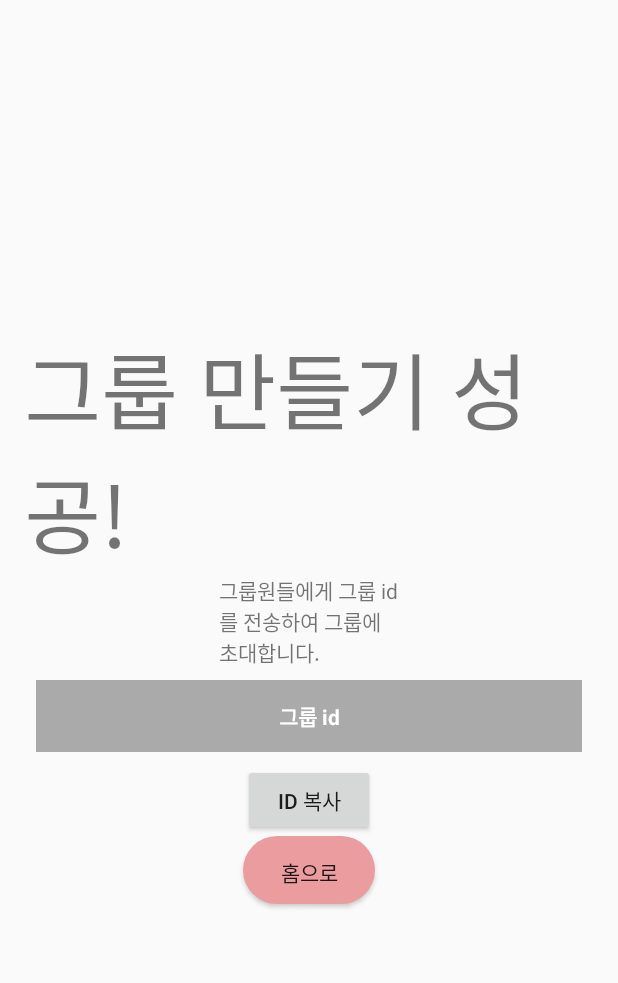
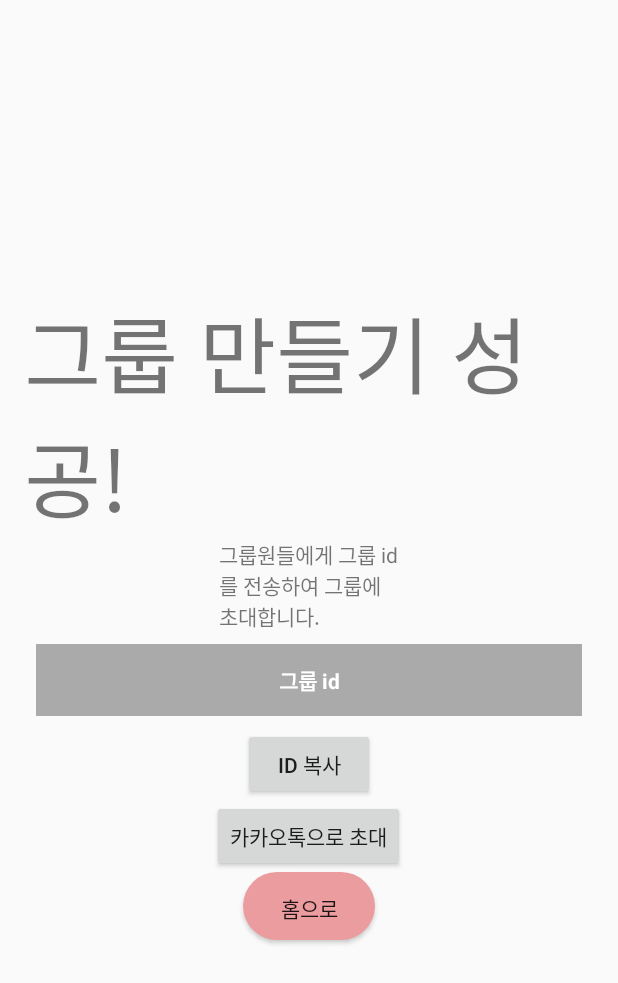
Before and after one commit to sodami/ExGroupV0.1, an Android app: the layout activity_group_invite.xml on its own in the app's theme, with its tools: preview values and no code run, on a phone screen of 412 x 824 dp. Shown: the top 983 px of the screen. Run offline under Robolectric (Android 15) with nearby library versions, the phone set to English and light mode, and no system bars.

Commit message:
0214 seulbee + 초대

```diff
--- a/app/build.gradle
+++ b/app/build.gradle
@@ -60,6 +60,8 @@ dependencies {
     compile 'com.google.firebase:firebase-messaging:10.0.1'
     //서버로 데이터를 보낼때 okhttp를 사용한다면 추가
     compile 'com.squareup.okhttp3:okhttp:3.2.0'
+
+    compile group: 'com.kakao.sdk', name: 'kakaolink', version: project.KAKAO_SDK_VERSION
 }
 
 apply plugin: 'com.google.gms.google-services'
--- a/app/src/main/java/com/google/slashb410/exgroup/ui/group/create/WeightCheckActivity.java
+++ b/app/src/main/java/com/google/slashb410/exgroup/ui/group/create/WeightCheckActivity.java
@@ -63,7 +63,7 @@ public class WeightCheckActivity extends AppCompatActivity {
                 String value = input.getText().toString();
                 value.toString();
 
-                U.getInstance().goNext(getApplicationContext(), GroupWaitingActivity.class, false, false);
+                U.getInstance().goNext(getApplicationContext(), GroupInviteActivity.class, false, false);
                 finish();
             }
         });
--- a/app/src/main/java/com/google/slashb410/exgroup/ui/group/search/GroupSearchActivity.java
+++ b/app/src/main/java/com/google/slashb410/exgroup/ui/group/search/GroupSearchActivity.java
@@ -17,6 +17,7 @@ public class GroupSearchActivity extends AppCompatActivity {
         actionBar.setDisplayHomeAsUpEnabled(true);
         actionBar.setHomeButtonEnabled(true);
 
+
     }
 
     @Override
--- a/app/src/main/res/layout/activity_group_invite.xml
+++ b/app/src/main/res/layout/activity_group_invite.xml
@@ -43,6 +43,11 @@
             android:text="id 복사"
             android:layout_width="wrap_content"
             android:layout_height="wrap_content" />
+        <Button
+            android:id="@+id/kakao_invite"
+            android:text="카카오톡으로 초대"
+            android:layout_width="wrap_content"
+            android:layout_height="wrap_content" />
 
         <Button
             android:text="홈으로"
--- a/gradle.properties
+++ b/gradle.properties
@@ -15,3 +15,5 @@ org.gradle.jvmargs=-Xmx1536m
 # This option should only be used with decoupled projects. More details, visit
 # http://www.gradle.org/docs/current/userguide/multi_project_builds.html#sec:decoupled_projects
 # org.gradle.parallel=true
+
+KAKAO_SDK_VERSION=1.1.6
```
Also changed, not shown: app/src/main/java/com/google/slashb410/exgroup/ui/group/create/GroupInviteActivity.java (+48 -0 lines), build.gradle (+7 -0 lines).
